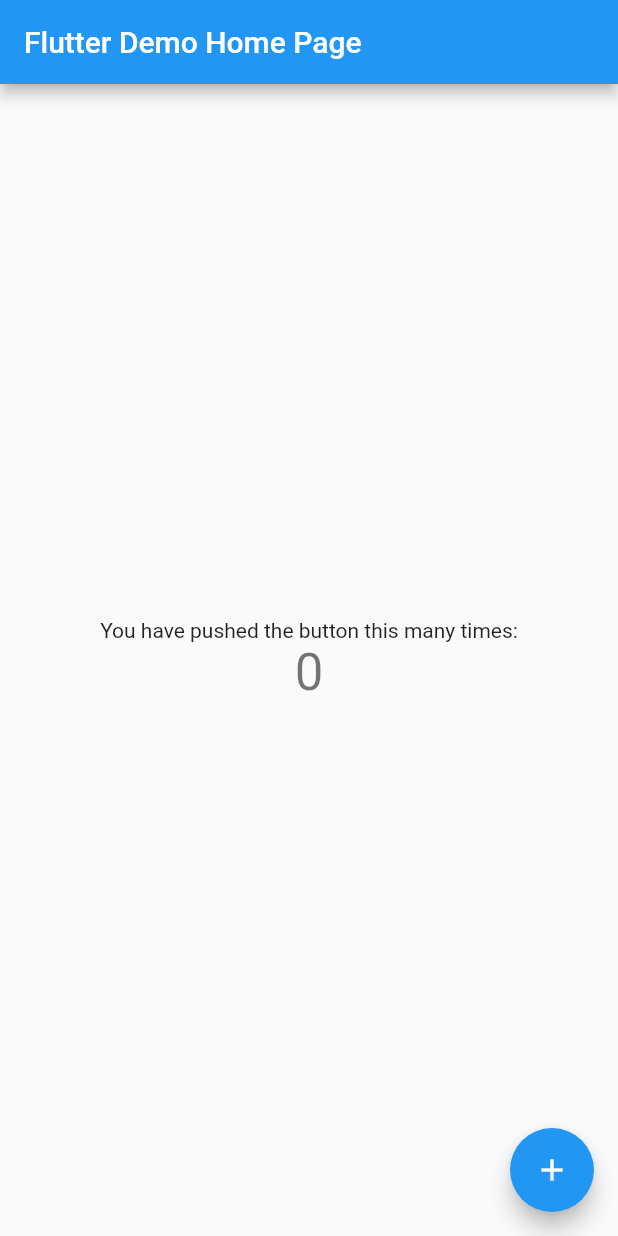
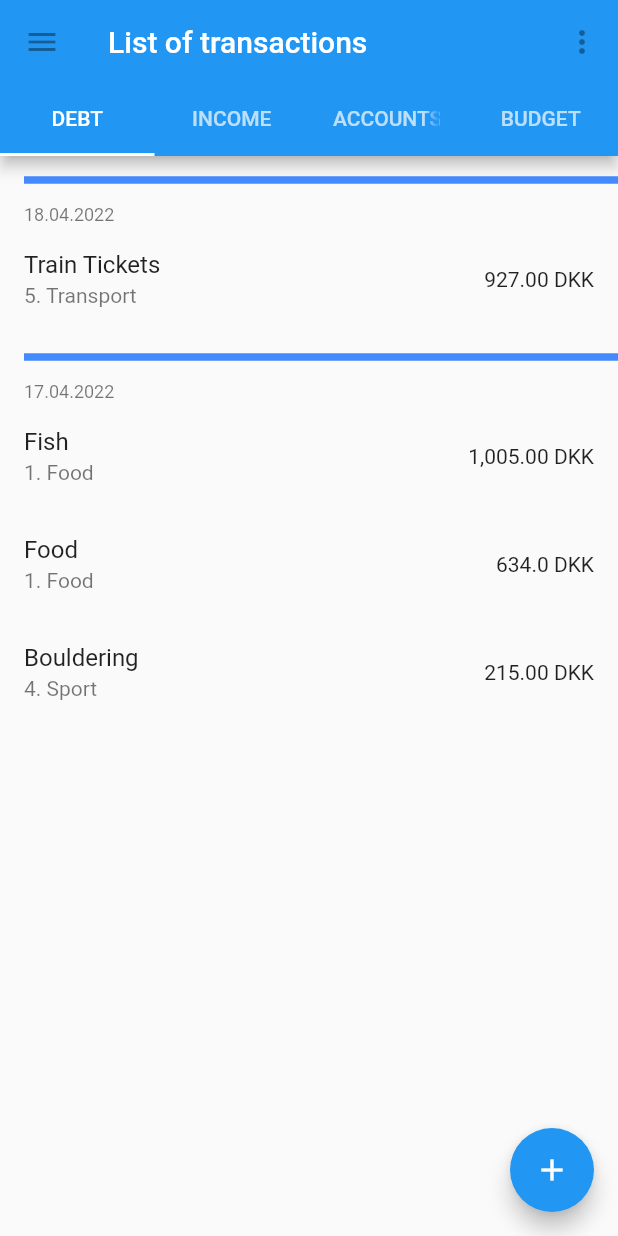
Before and after one commit to OstapGonchar/flutter_family_budget, a Flutter app: the screen it shows after launch, on a phone screen of 412 x 824 dp. Run offline on Flutter 3.47's test engine with Material 2 defaults, Android fonts, the light colour scheme and no system bars.

Commit message:
First sketches of budget app

```diff
--- a/lib/main.dart
+++ b/lib/main.dart
@@ -1,115 +1,9 @@
+import 'package:family_budget/widgets/main_widget.dart';
 import 'package:flutter/material.dart';
 
 void main() {
-  runApp(const MyApp());
+  runApp(const MaterialApp(
+    title: 'Family Budget',
+    home: MainWidget(),
+  ));
 }
-
-class MyApp extends StatelessWidget {
-  const MyApp({Key? key}) : super(key: key);
-
-  // This widget is the root of your application.
-  @override
-  Widget build(BuildContext context) {
-    return MaterialApp(
-      title: 'Flutter Demo',
-      theme: ThemeData(
-        // This is the theme of your application.
-        //
-        // Try running your application with "flutter run". You'll see the
-        // application has a blue toolbar. Then, without quitting the app, try
-        // changing the primarySwatch below to Colors.green and then invoke
-        // "hot reload" (press "r" in the console where you ran "flutter run",
-        // or simply save your changes to "hot reload" in a Flutter IDE).
-        // Notice that the counter didn't reset back to zero; the application
-        // is not restarted.
-        primarySwatch: Colors.blue,
-      ),
-      home: const MyHomePage(title: 'Flutter Demo Home Page'),
-    );
-  }
-}
-
-class MyHomePage extends StatefulWidget {
-  const MyHomePage({Key? key, required this.title}) : super(key: key);
-
-  // This widget is the home page of your application. It is stateful, meaning
-  // that it has a State object (defined below) that contains fields that affect
-  // how it looks.
-
-  // This class is the configuration for the state. It holds the values (in this
-  // case the title) provided by the parent (in this case the App widget) and
-  // used by the build method of the State. Fields in a Widget subclass are
-  // always marked "final".
-
-  final String title;
-
-  @override
-  State<MyHomePage> createState() => _MyHomePageState();
-}
-
-class _MyHomePageState extends State<MyHomePage> {
-  int _counter = 0;
-
-  void _incrementCounter() {
-    setState(() {
-      // This call to setState tells the Flutter framework that something has
-      // changed in this State, which causes it to rerun the build method below
-      // so that the display can reflect the updated values. If we changed
-      // _counter without calling setState(), then the build method would not be
-      // called again, and so nothing would appear to happen.
-      _counter++;
-    });
-  }
-
-  @override
-  Widget build(BuildContext context) {
-    // This method is rerun every time setState is called, for instance as done
-    // by the _incrementCounter method above.
-    //
-    // The Flutter framework has been optimized to make rerunning build methods
-    // fast, so that you can just rebuild anything that needs updating rather
-    // than having to individually change instances of widgets.
-    return Scaffold(
-      appBar: AppBar(
-        // Here we take the value from the MyHomePage object that was created by
-        // the App.build method, and use it to set our appbar title.
-        title: Text(widget.title),
-      ),
-      body: Center(
-        // Center is a layout widget. It takes a single child and positions it
-        // in the middle of the parent.
-        child: Column(
-          // Column is also a layout widget. It takes a list of children and
-          // arranges them vertically. By default, it sizes itself to fit its
-          // children horizontally, and tries to be as tall as its parent.
-          //
-          // Invoke "debug painting" (press "p" in the console, choose the
-          // "Toggle Debug Paint" action from the Flutter Inspector in Android
-          // Studio, or the "Toggle Debug Paint" command in Visual Studio Code)
-          // to see the wireframe for each widget.
-          //
-          // Column has various properties to control how it sizes itself and
-          // how it positions its children. Here we use mainAxisAlignment to
-          // center the children vertically; the main axis here is the vertical
-          // axis because Columns are vertical (the cross axis would be
-          // horizontal).
-          mainAxisAlignment: MainAxisAlignment.center,
-          children: <Widget>[
-            const Text(
-              'You have pushed the button this many times:',
-            ),
-            Text(
-              '$_counter',
-              style: Theme.of(context).textTheme.headline4,
-            ),
-          ],
-        ),
-      ),
-      floatingActionButton: FloatingActionButton(
-        onPressed: _incrementCounter,
-        tooltip: 'Increment',
-        child: const Icon(Icons.add),
-      ), // This trailing comma makes auto-formatting nicer for build methods.
-    );
-  }
-}
--- /dev/null
+++ b/lib/services/transaction_service.dart
@@ -0,0 +1,11 @@
+import 'package:family_budget/models/transaction.dart';
+
+class TransactionService {
+  List<Transaction> getTransactions() {
+    return [
+      Transaction(1, 100, "USD", DateTime(2022, 4, 12)),
+      Transaction(2, 10, "USD", DateTime(2022, 4, 13)),
+      Transaction(3, 20, "USD", DateTime(2022, 4, 13)),
+    ];
+  }
+}
--- /dev/null
+++ b/lib/widgets/debt_widget.dart
@@ -0,0 +1,65 @@
+import 'package:flutter/material.dart';
+
+class DebtWidget extends StatelessWidget {
+  const DebtWidget({
+    Key? key,
+  }) : super(key: key);
+
+  @override
+  Widget build(BuildContext context) {
+    var dividerSubtextStyle = Theme.of(context).textTheme.bodyText2?.copyWith(
+        fontSize: 12.0, color: Theme.of(context).textTheme.caption?.color);
+    return ListView(
+      children: [
+        buildDivider(),
+        buildDividerSubText('18.04.2022', dividerSubtextStyle),
+        const ListTile(
+          title: Text('Train Tickets'),
+          subtitle: Text('5. Transport'),
+          trailing: Text('927.00 DKK'),
+        ),
+        buildDivider(),
+        buildDividerSubText('17.04.2022', dividerSubtextStyle),
+        const ListTile(
+          title: Text('Fish'),
+          subtitle: Text('1. Food'),
+          trailing: Text('1,005.00 DKK'),
+        ),
+        const ListTile(
+          title: Text('Food'),
+          subtitle: Text('1. Food'),
+          trailing: Text('634.0 DKK'),
+        ),
+        const ListTile(
+          title: Text('Bouldering'),
+          subtitle: Text('4. Sport'),
+          trailing: Text('215.00 DKK'),
+        ),
+      ],
+    );
+  }
+
+  Divider buildDivider() {
+    return const Divider(
+      height: 32.0,
+      indent: 16,
+      thickness: 5.0,
+      color: Colors.blueAccent,
+    );
+  }
+
+  Container buildDividerSubText(
+      String dateText, TextStyle? dividerSubtextStyle) {
+    return Container(
+      padding: const EdgeInsets.only(left: 16),
+      child: Align(
+        alignment: Alignment.centerLeft,
+        child: Text(
+          dateText,
+          style: dividerSubtextStyle,
+          textAlign: TextAlign.start,
+        ),
+      ),
+    );
+  }
+}
--- /dev/null
+++ b/lib/widgets/main_widget.dart
@@ -0,0 +1,58 @@
+import 'package:flutter/material.dart';
+
+import 'accounts_widget.dart';
+import 'budget_widget.dart';
+import 'debt_widget.dart';
+import 'income_widget.dart';
+
+class MainWidget extends StatelessWidget {
+  const MainWidget({Key? key}) : super(key: key);
+
+  @override
+  Widget build(BuildContext context) {
+    // Material is a conceptual piece
+    // of paper on which the UI appears.
+    return DefaultTabController(
+        length: 4,
+        child: Scaffold(
+          appBar: AppBar(
+            leading: const IconButton(
+              icon: Icon(Icons.menu),
+              tooltip: 'Navigation menu',
+              onPressed: null,
+            ),
+            title: const Text('List of transactions'),
+            actions: const [
+              IconButton(
+                icon: Icon(Icons.more_vert),
+                tooltip: 'Settings',
+                onPressed: null,
+              )
+            ],
+            bottom: const TabBar(
+              indicatorColor: Colors.white,
+              tabs: [
+                Tab(text: 'DEBT'),
+                Tab(text: 'INCOME'),
+                Tab(text: 'ACCOUNTS'),
+                Tab(text: 'BUDGET')
+              ],
+            ),
+          ),
+          // body is the majority of the screen.
+          body: const TabBarView(
+            children: [
+              DebtWidget(),
+              IncomeWidget(),
+              AccountsWidget(),
+              BudgetWidget()
+            ],
+          ),
+          floatingActionButton: const FloatingActionButton(
+            tooltip: 'Add transaction', // used by assistive technologies
+            child: Icon(Icons.add),
+            onPressed: null,
+          ),
+        ));
+  }
+}
```
Also changed, not shown: lib/models/category.dart (added, +7 -0 lines), lib/models/transaction.dart (added, +12 -0 lines), lib/widgets/accounts_widget.dart (added, +12 -0 lines), lib/widgets/budget_widget.dart (added, +12 -0 lines), lib/widgets/income_widget.dart (added, +12 -0 lines), 1 other file.
